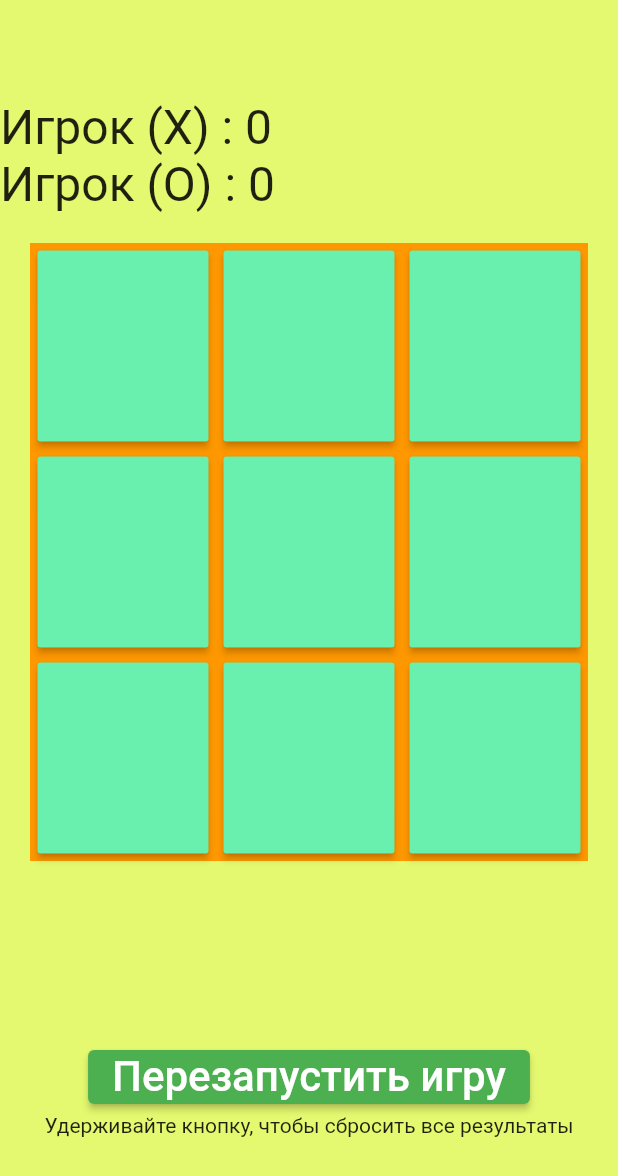
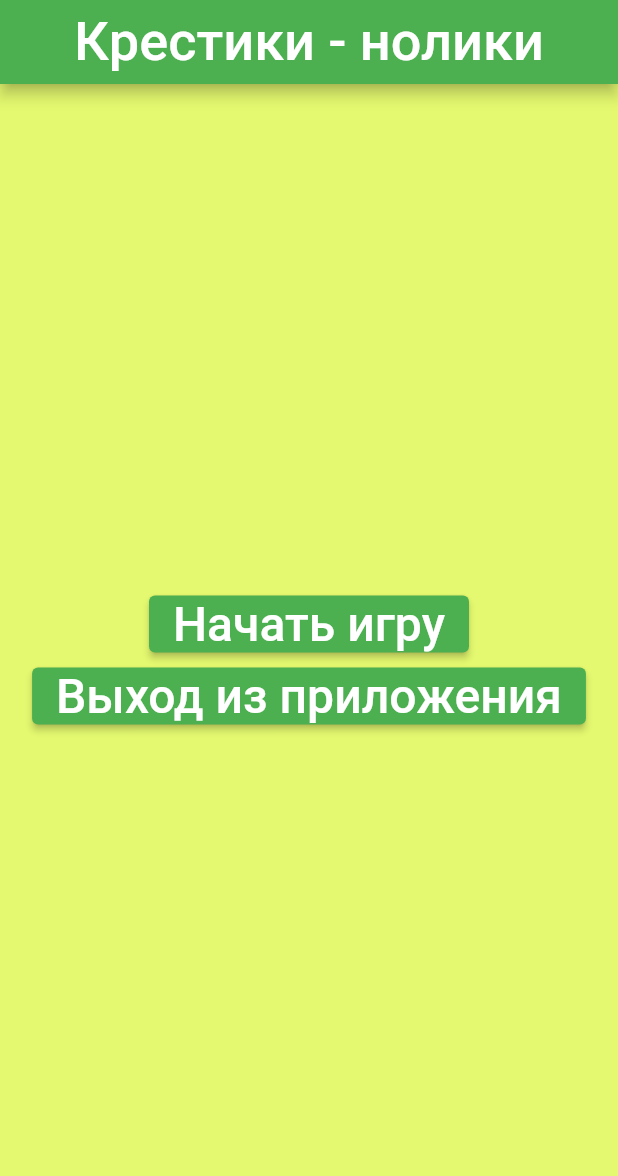
Before and after one commit to PolariusBearian/mobile_apps_kr, a Flutter app: the screen it shows after launch, on a phone screen of 412 x 824 dp. Shown: the top 1176 px of the screen. Run offline on Flutter 3.47's test engine with Material 2 defaults, Android fonts, the phone set to English and light mode, and no system bars; our stand-ins replace google_fonts.

Commit message:
добавлено главное мею и возможность выбора имени у игроков

```diff
--- a/lib/main.dart
+++ b/lib/main.dart
@@ -1,13 +1,15 @@
 import 'package:flutter/material.dart';
-
-import 'game.dart';
+import 'package:oandx/main_menu.dart';
+import 'package:oandx/select_name.dart';
+import 'package:oandx/game.dart';
 
 void main() {
-  runApp(const MyApp());
+  runApp(MyApp());
+
 }
 
 class MyApp extends StatelessWidget {
-  const MyApp({Key? key}) : super(key: key);
+   MyApp({Key? key}) : super(key: key);
 
   // This widget is the root of your application.
   @override
@@ -18,7 +20,12 @@ class MyApp extends StatelessWidget {
       theme: ThemeData(
         primarySwatch: Colors.green,
       ),
-      home: const Game(),
+      initialRoute: '/',
+      routes:{
+        '/': (context) => main_menu(),
+        '/game': (context) => Game(),
+        '/select_name': (context) => Select_name(),
+      },
     );
   }
 }
--- /dev/null
+++ b/lib/main_menu.dart
@@ -0,0 +1,45 @@
+import 'package:flutter/material.dart';
+import 'package:flutter/services.dart';
+
+class main_menu extends StatelessWidget {
+  main_menu({Key? key}) : super(key: key);
+
+  @override
+  Widget build(BuildContext context) {
+    return Scaffold(
+      backgroundColor: Color(0xffe4f96f),
+      appBar: AppBar(
+        centerTitle: true,
+        title: const Text("Крестики - нолики",style: TextStyle(fontSize: 36),),
+      ),
+      body: SafeArea(
+        child: Container(
+          alignment: Alignment.bottomCenter,
+          child: Column(
+            mainAxisAlignment: MainAxisAlignment.center,
+            children: [
+              ElevatedButton(
+                onPressed: () {
+                  Navigator.pushReplacementNamed(context, '/select_name');
+                },
+                child: const Text(
+                  'Начать игру',
+                  style: TextStyle(fontSize: 32),
+                ),
+              ),
+              ElevatedButton(
+                onPressed: () {
+                  SystemNavigator.pop();
+                },
+                child: const Text(
+                  'Выход из приложения',
+                  style: TextStyle(fontSize: 32),
+                ),
+              ),
+            ],
+          ),
+        ),
+      ),
+    );
+  }
+}
--- a/pubspec.yaml
+++ b/pubspec.yaml
@@ -30,7 +30,7 @@ dependencies:
   flutter:
     sdk: flutter
 
-
+  google_fonts: ^2.1.0
   # The following adds the Cupertino Icons font to your application.
   # Use with the CupertinoIcons class for iOS style icons.
   cupertino_icons: ^1.0.2
```
Also changed, not shown: lib/game.dart (+43 -11 lines), lib/select_name.dart (added, +92 -0 lines), lib/theme.dart (added, +107 -0 lines), pubspec.lock.
